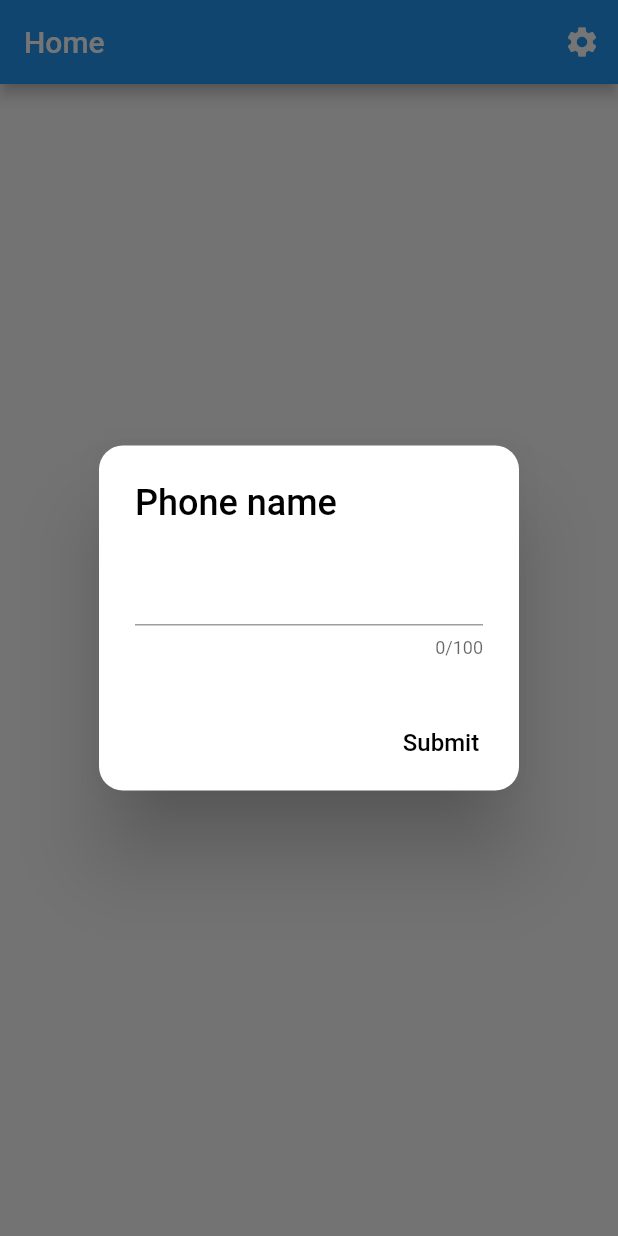
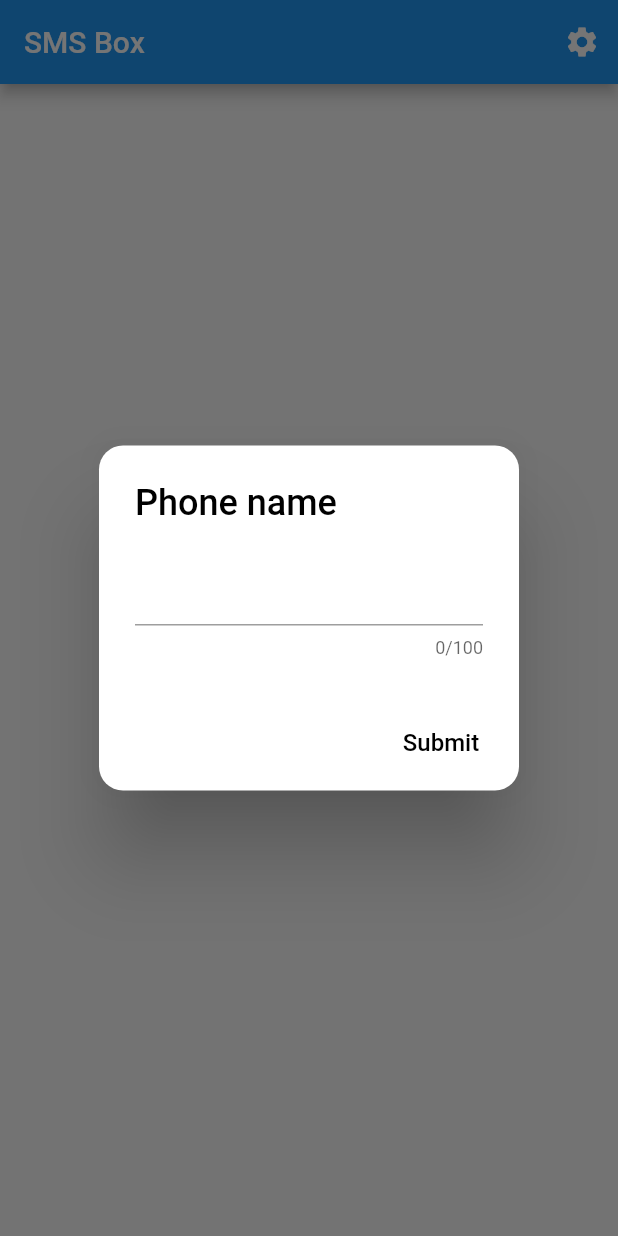
Before and after one commit to JuJiiz/sms-reader, a Flutter app: the screen it shows after launch, on a phone screen of 412 x 824 dp. Run offline on Flutter 3.47's test engine with Material 2 defaults, Android fonts, the phone set to English and light mode, and no system bars; our stand-ins replace rxdart, shared_preferences, wakelock; missing offline and left inert: sms.

Commit message:
fix merge

```diff
--- a/lib/main.dart
+++ b/lib/main.dart
@@ -12,7 +12,7 @@ class MyApp extends StatelessWidget {
       theme: ThemeData(
         primarySwatch: Colors.blue,
       ),
-      home: HomeUI(title: 'Home'),
+      home: HomeUI(title: 'SMS Box'),
     );
   }
 }
--- a/lib/src/bloc/home_bloc.dart
+++ b/lib/src/bloc/home_bloc.dart
@@ -31,7 +31,6 @@ class HomeBloc {
         'date_send': sms.dateSent.toString(),
       };
 
-      //TODO
       final url = Uri.https('hengjung.com', 'api-sms/test.php');
       final request = http.Request('POST', url);
       request.body = jsonEncode(bodyField);
--- a/lib/src/ui/widget/sms_list.dart
+++ b/lib/src/ui/widget/sms_list.dart
@@ -3,6 +3,7 @@ import 'dart:convert';
 import 'package:flutter/cupertino.dart';
 import 'package:flutter/material.dart';
 import 'package:http/http.dart' as http;
+import 'package:shared_preferences/shared_preferences.dart';
 import 'package:sms/sms.dart';
 import 'package:wakelock/wakelock.dart';
 
@@ -26,6 +27,8 @@ class SMSList extends StatelessWidget {
               Text(message.dateSent.toString()),
               RaisedButton(
                 onPressed: () async {
+                  SharedPreferences prefs = await SharedPreferences.getInstance();
+                  var phoneName = prefs.getString('PHONE_NAME_PREF_KEY');
                   bool isEnabled = await Wakelock.isEnabled;
                   if (!isEnabled) {
                     Wakelock.enable();
@@ -36,7 +39,7 @@ class SMSList extends StatelessWidget {
                     'body': message.body,
                     'sender': message.sender,
                     'address': message.address,
-                    'phone_name': 'phoneA',
+                    'phone_name': phoneName,
                     'date_send': message.dateSent.toString(),
                   };
 
```
